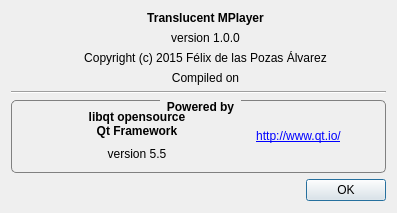
This is AboutDialog.ui in FelixdelasPozas/TranslucentMPlayer as Qt 5 draws it before an edit. The edited form follows.
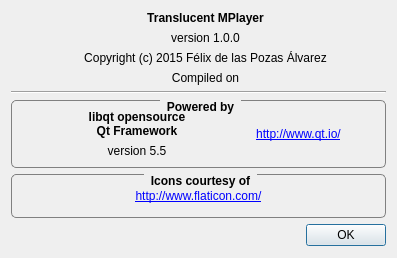
This is the edited form. Icons and pictures are not drawn.

```diff
--- a/AboutDialog.ui
+++ b/AboutDialog.ui
@@ -7,19 +7,19 @@
     <x>0</x>
     <y>0</y>
     <width>397</width>
-    <height>213</height>
+    <height>258</height>
    </rect>
   </property>
   <property name="minimumSize">
    <size>
     <width>397</width>
-    <height>213</height>
+    <height>258</height>
    </size>
   </property>
   <property name="maximumSize">
    <size>
     <width>397</width>
-    <height>213</height>
+    <height>258</height>
    </size>
   </property>
   <property name="windowTitle">
@@ -245,6 +245,47 @@
        </layout>
       </widget>
      </item>
+     <item>
+      <widget class="QGroupBox" name="groupBox_2">
+       <property name="font">
+        <font>
+         <weight>75</weight>
+         <bold>true</bold>
+        </font>
+       </property>
+       <property name="styleSheet">
+        <string notr="true">QGroupBox {
+    border: 1px solid gray;
+    border-radius: 5px;
+    margin-top: 2ex;
+}
+
+QGroupBox::title {
+    subcontrol-origin: margin;
+    subcontrol-position: top center; /* position at the top center */
+    padding: 0px 5px;
+}</string>
+       </property>
+       <property name="title">
+        <string>Icons courtesy of</string>
+       </property>
+       <layout class="QVBoxLayout" name="verticalLayout_5">
+        <item>
+         <widget class="QLabel" name="label_8">
+          <property name="text">
+           <string>&lt;a href=&quot;http://www.flaticon.com/&quot;&gt;http://www.flaticon.com/&lt;/a&gt;</string>
+          </property>
+          <property name="alignment">
+           <set>Qt::AlignCenter</set>
+          </property>
+          <property name="openExternalLinks">
+           <bool>true</bool>
+          </property>
+         </widget>
+        </item>
+       </layout>
+      </widget>
+     </item>
     </layout>
    </item>
    <item>
```
